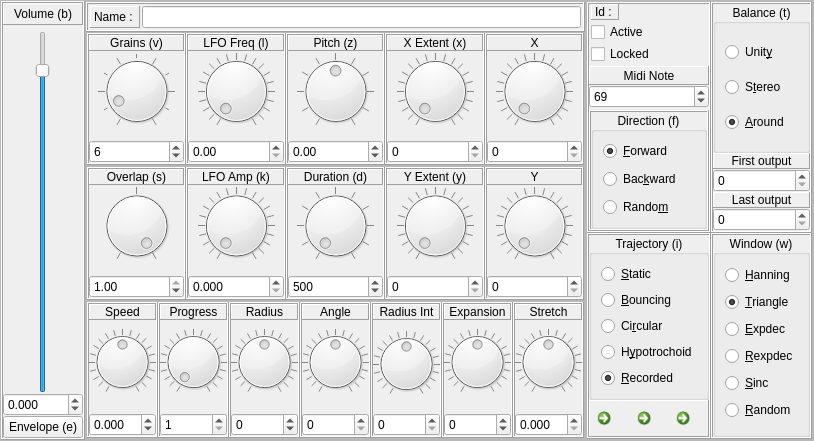
First picture: the form in sources/interface/CloudDialog.ui, repository linuxmao-org/Frontieres, before the edit.
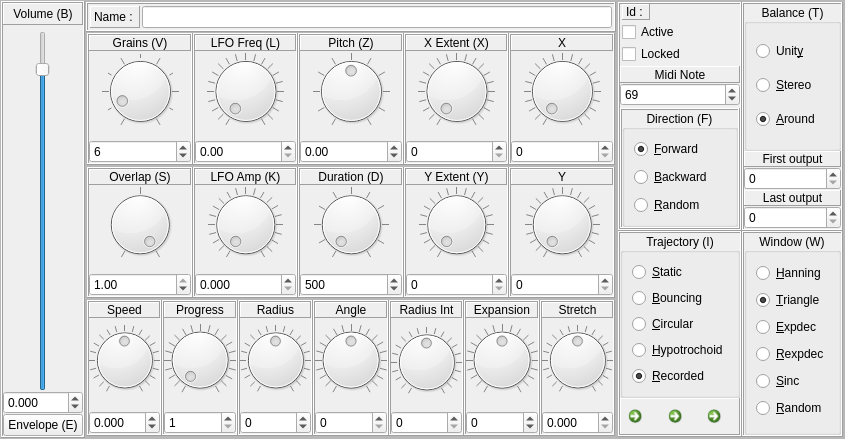
Second picture: the form after the edit. Icons and pictures are not drawn.

Diff of the .ui file:
```diff
--- a/sources/interface/CloudDialog.ui
+++ b/sources/interface/CloudDialog.ui
@@ -6,8 +6,8 @@
    <rect>
     <x>0</x>
     <y>0</y>
-    <width>814</width>
-    <height>441</height>
+    <width>845</width>
+    <height>439</height>
    </rect>
   </property>
   <property name="sizePolicy">
@@ -129,7 +129,7 @@
                <enum>QFrame::Raised</enum>
               </property>
               <property name="text">
-               <string>Volume (b)</string>
+               <string>Volume (B)</string>
               </property>
               <property name="alignment">
                <set>Qt::AlignBottom|Qt::AlignHCenter</set>
@@ -255,7 +255,7 @@
             </font>
            </property>
            <property name="text">
-            <string>Envelope (e)</string>
+            <string>Envelope (E)</string>
            </property>
            <property name="autoDefault">
             <bool>false</bool>
@@ -454,7 +454,7 @@
                      <enum>QFrame::Raised</enum>
                     </property>
                     <property name="text">
-                     <string>Grains (v)</string>
+                     <string>Grains (V)</string>
                     </property>
                     <property name="alignment">
                      <set>Qt::AlignCenter</set>
@@ -659,7 +659,7 @@
                      <enum>QFrame::Raised</enum>
                     </property>
                     <property name="text">
-                     <string>LFO Freq (l)</string>
+                     <string>LFO Freq (L)</string>
                     </property>
                     <property name="alignment">
                      <set>Qt::AlignCenter</set>
@@ -873,7 +873,7 @@
                      <enum>QFrame::Raised</enum>
                     </property>
                     <property name="text">
-                     <string>Pitch (z)</string>
+                     <string>Pitch (Z)</string>
                     </property>
                     <property name="alignment">
                      <set>Qt::AlignCenter</set>
@@ -1090,7 +1090,7 @@
                      <enum>QFrame::Raised</enum>
                     </property>
                     <property name="text">
-                     <string>X Extent (x)</string>
+                     <string>X Extent (X)</string>
                     </property>
                     <property name="alignment">
                      <set>Qt::AlignCenter</set>
@@ -1554,7 +1554,7 @@
                      <enum>QFrame::Raised</enum>
                     </property>
                     <property name="text">
-                     <string>Overlap (s)</string>
+                     <string>Overlap (S)</string>
                     </property>
                     <property name="alignment">
                      <set>Qt::AlignCenter</set>
@@ -1756,7 +1756,7 @@
                      <enum>QFrame::Raised</enum>
                     </property>
                     <property name="text">
-                     <string>LFO Amp (k)</string>
+                     <string>LFO Amp (K)</string>
                     </property>
                     <property name="alignment">
                      <set>Qt::AlignCenter</set>
@@ -1967,7 +1967,7 @@
                      <enum>QFrame::Raised</enum>
                     </property>
                     <property name="text">
-                     <string>Duration (d)</string>
+                     <string>Duration (D)</string>
                     </property>
                     <property name="alignment">
                      <set>Qt::AlignCenter</set>
@@ -2181,7 +2181,7 @@
                      <enum>QFrame::Raised</enum>
                     </property>
                     <property name="text">
-                     <string>Y Extent (y)</string>
+                     <string>Y Extent (Y)</string>
                     </property>
                     <property name="alignment">
                      <set>Qt::AlignCenter</set>
@@ -4144,7 +4144,7 @@
                </font>
               </property>
               <property name="title">
-               <string>Balance (t)</string>
+               <string>Balance (T)</string>
               </property>
               <property name="alignment">
                <set>Qt::AlignCenter</set>
@@ -4160,7 +4160,7 @@
                <item>
                 <widget class="QRadioButton" name="radioButton_Balance_Stereo">
                  <property name="text">
-                  <string>S&amp;tereo</string>
+                  <string>&amp;Stereo</string>
                  </property>
                  <property name="autoExclusive">
                   <bool>true</bool>
@@ -4695,7 +4695,7 @@
                   </font>
                  </property>
                  <property name="title">
-                  <string>Direction (f)</string>
+                  <string>Direction (F)</string>
                  </property>
                  <property name="alignment">
                   <set>Qt::AlignCenter</set>
@@ -4720,14 +4720,14 @@
                   <item>
                    <widget class="QRadioButton" name="radioButton_Direction_Backward">
                     <property name="text">
-                     <string>Bac&amp;kward</string>
+                     <string>&amp;Backward</string>
                     </property>
                    </widget>
                   </item>
                   <item>
                    <widget class="QRadioButton" name="radioButton_Direction_Random">
                     <property name="text">
-                     <string>Rando&amp;m</string>
+                     <string>&amp;Random</string>
                     </property>
                     <property name="autoExclusive">
                      <bool>true</bool>
@@ -4787,7 +4787,7 @@
                </font>
               </property>
               <property name="title">
-               <string>Trajectory (i)</string>
+               <string>Trajectory (I)</string>
               </property>
               <property name="alignment">
                <set>Qt::AlignCenter</set>
@@ -4816,7 +4816,7 @@
                <item>
                 <widget class="QRadioButton" name="radioButton_Trajectory_Circular">
                  <property name="text">
-                  <string>Ci&amp;rcular</string>
+                  <string>&amp;Circular</string>
                  </property>
                  <property name="autoExclusive">
                   <bool>true</bool>
@@ -4826,7 +4826,7 @@
                <item>
                 <widget class="QRadioButton" name="radioButton_Trajectory_Hypotrochoid">
                  <property name="text">
-                  <string>H&amp;ypotrochoid</string>
+                  <string>&amp;Hypotrochoid</string>
                  </property>
                 </widget>
                </item>
@@ -5022,7 +5022,7 @@
                </font>
               </property>
               <property name="title">
-               <string>Window (w)</string>
+               <string>Window (W)</string>
               </property>
               <property name="alignment">
                <set>Qt::AlignCenter</set>
```
